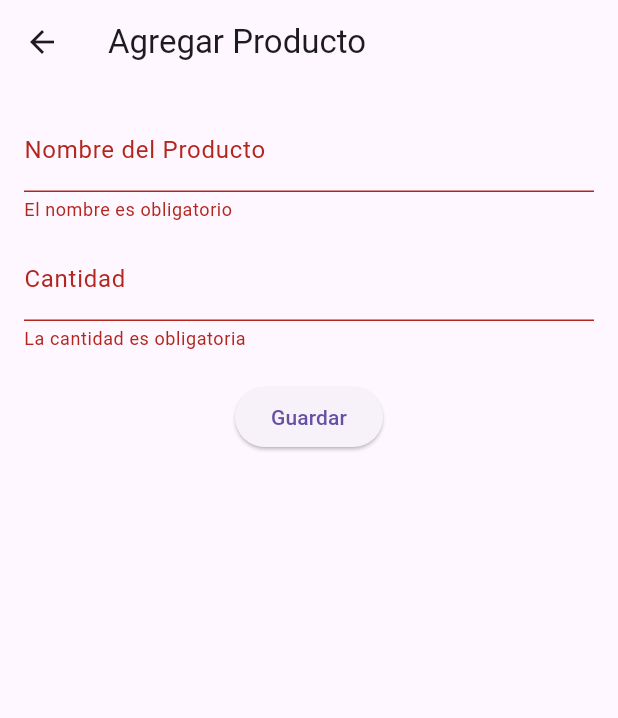
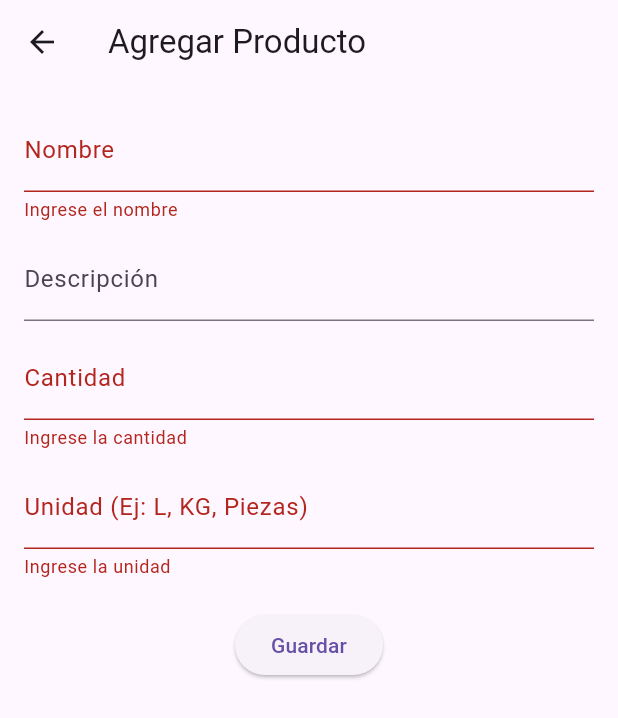
Before and after one commit to camilod529/home_inventory_mobile_frontend, a Flutter app: the ProductFormPage screen opened directly with empty values, after a tap on "Guardar", on a phone screen of 412 x 824 dp. Shown: the top 718 px of the screen. Run offline on Flutter 3.47's test engine with Material 3 defaults, Android fonts, the phone set to English and light mode, and no system bars; our stand-ins replace dartz, dio, equatable, flutter_bloc, get_it, go_router and 2 more; accounts and stored records are empty; network calls fail.

Commit message:
New product create done

```diff
--- a/lib/features/product/domain/repositories/product_repository.dart
+++ b/lib/features/product/domain/repositories/product_repository.dart
@@ -6,4 +6,5 @@ abstract class ProductRepository {
   Future<Either<Failure, List<Product>>> getProductsByInventory(
     String inventoryId,
   );
+  Future<Either<Failure, Product>> createProduct(Product product);
 }
--- /dev/null
+++ b/lib/features/product/domain/usecases/create_product.dart
@@ -0,0 +1,14 @@
+import 'package:dartz/dartz.dart';
+import 'package:home_inventory_app/core/errors/failures.dart';
+import 'package:home_inventory_app/features/product/domain/entities/product.dart';
+import 'package:home_inventory_app/features/product/domain/repositories/product_repository.dart';
+
+class CreateProduct {
+  final ProductRepository repository;
+
+  CreateProduct(this.repository);
+
+  Future<Either<Failure, Product>> call(Product product) {
+    return repository.createProduct(product);
+  }
+}
--- a/lib/features/product/presentation/bloc/product_event.dart
+++ b/lib/features/product/presentation/bloc/product_event.dart
@@ -1,6 +1,13 @@
+import 'package:home_inventory_app/features/product/domain/entities/product.dart';
+
 abstract class ProductEvent {}
 
 class LoadProducts extends ProductEvent {
   final String inventoryId;
   LoadProducts(this.inventoryId);
 }
+
+class CreateProductEvent extends ProductEvent {
+  final Product product;
+  CreateProductEvent(this.product);
+}
--- a/lib/features/product/presentation/bloc/product_state.dart
+++ b/lib/features/product/presentation/bloc/product_state.dart
@@ -13,3 +13,5 @@ class ProductError extends ProductState {
   final String message;
   ProductError(this.message);
 }
+
+class CreateProductSuccess extends ProductState {}
--- a/lib/features/product/presentation/pages/product_form_page.dart
+++ b/lib/features/product/presentation/pages/product_form_page.dart
@@ -1,34 +1,59 @@
 import 'package:flutter/material.dart';
+import 'package:flutter_bloc/flutter_bloc.dart';
+import 'package:go_router/go_router.dart';
+import 'package:home_inventory_app/features/product/domain/entities/product.dart';
+import 'package:home_inventory_app/features/product/presentation/bloc/product_bloc.dart';
+import 'package:home_inventory_app/features/product/presentation/bloc/product_event.dart';
 
 class ProductFormPage extends StatefulWidget {
   final String inventoryId;
-  final String? productId; // Si es nulo, es un nuevo producto
+  final String? productId;
 
   const ProductFormPage({super.key, required this.inventoryId, this.productId});
 
   @override
-  State<ProductFormPage> createState() => _ProductFormPageState();
+  _ProductFormPageState createState() => _ProductFormPageState();
 }
 
 class _ProductFormPageState extends State<ProductFormPage> {
   final _formKey = GlobalKey<FormState>();
   final TextEditingController _nameController = TextEditingController();
+  final TextEditingController _descriptionController = TextEditingController();
   final TextEditingController _quantityController = TextEditingController();
+  final TextEditingController _unitController = TextEditingController();
 
   @override
   void dispose() {
     _nameController.dispose();
+    _descriptionController.dispose();
     _quantityController.dispose();
+    _unitController.dispose();
     super.dispose();
+  }
+
+  void _submitForm() {
+    if (_formKey.currentState!.validate()) {
+      final product = Product(
+        id: widget.productId ?? '',
+        name: _nameController.text,
+        description: _descriptionController.text,
+        quantity: int.parse(_quantityController.text),
+        unit: _unitController.text,
+        inventoryId: widget.inventoryId,
+      );
+
+      context.read<ProductBloc>().add(CreateProductEvent(product));
+      context.pop();
+    }
   }
 
   @override
   Widget build(BuildContext context) {
-    final isEditing = widget.productId != null;
-
     return Scaffold(
       appBar: AppBar(
-        title: Text(isEditing ? "Editar Producto" : "Agregar Producto"),
+        title: Text(
+          widget.productId == null ? "Agregar Producto" : "Editar Producto",
+        ),
       ),
       body: Padding(
         padding: const EdgeInsets.all(16.0),
@@ -38,12 +63,14 @@ class _ProductFormPageState extends State<ProductFormPage> {
             children: [
               TextFormField(
                 controller: _nameController,
-                decoration: const InputDecoration(
-                  labelText: "Nombre del Producto",
-                ),
+                decoration: const InputDecoration(labelText: "Nombre"),
                 validator:
-                    (value) =>
-                        value!.isEmpty ? "El nombre es obligatorio" : null,
+                    (value) => value!.isEmpty ? "Ingrese el nombre" : null,
+              ),
+              const SizedBox(height: 10),
+              TextFormField(
+                controller: _descriptionController,
+                decoration: const InputDecoration(labelText: "Descripción"),
               ),
               const SizedBox(height: 10),
               TextFormField(
@@ -51,17 +78,23 @@ class _ProductFormPageState extends State<ProductFormPage> {
                 decoration: const InputDecoration(labelText: "Cantidad"),
                 keyboardType: TextInputType.number,
                 validator:
-                    (value) =>
-                        value!.isEmpty ? "La cantidad es obligatoria" : null,
+                    (value) => value!.isEmpty ? "Ingrese la cantidad" : null,
+              ),
+              const SizedBox(height: 10),
+              TextFormField(
+                controller: _unitController,
+                decoration: const InputDecoration(
+                  labelText: "Unidad (Ej: L, KG, Piezas)",
+                ),
+                validator:
+                    (value) => value!.isEmpty ? "Ingrese la unidad" : null,
               ),
               const SizedBox(height: 20),
               ElevatedButton(
-                onPressed: () {
-                  if (_formKey.currentState!.validate()) {
-                    // Guardar o actualizar el producto
-                  }
-                },
-                child: Text(isEditing ? "Actualizar" : "Guardar"),
+                onPressed: _submitForm,
+                child: Text(
+                  widget.productId == null ? "Guardar" : "Actualizar",
+                ),
               ),
             ],
           ),
```
Also changed, not shown: lib/features/inventory/presentation/pages/inventory_detail_page.dart (+14 -4 lines), lib/features/product/data/datasources/product_remote_data_source.dart (+12 -0 lines), lib/features/product/data/dtos/create_product_dto.dart (added, +31 -0 lines), lib/features/product/data/repositories/product_repository_impl.dart (+19 -0 lines), lib/features/product/presentation/bloc/product_bloc.dart (+16 -1 lines), lib/injection.dart (+8 -1 lines).
